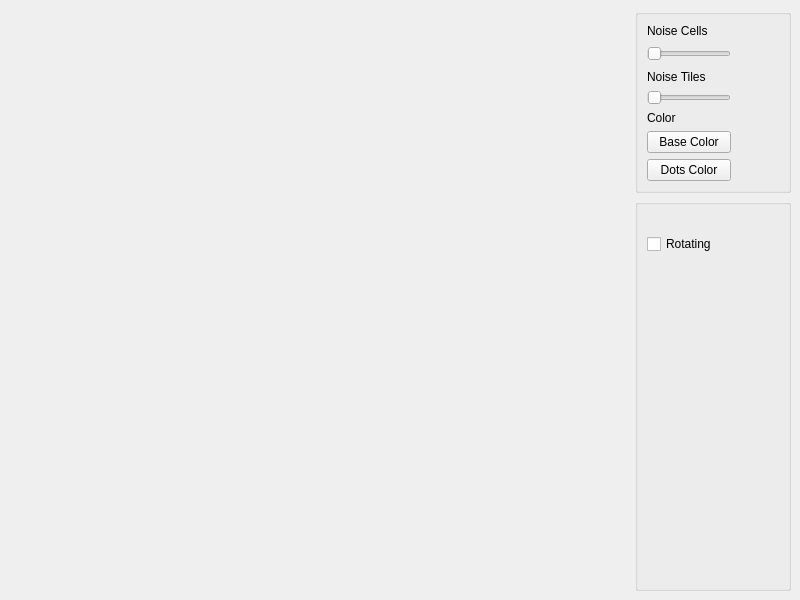
Qt form ui/MainWindow.ui (albelax/TexGen) before a commit.
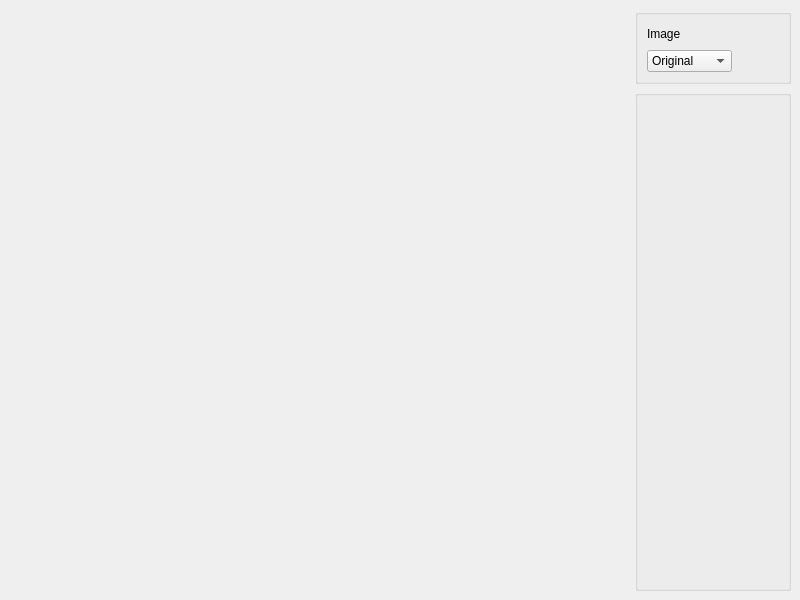
The same form after that commit.

Commit message: added selection of images displayed

```diff
--- a/ui/MainWindow.ui
+++ b/ui/MainWindow.ui
@@ -21,68 +21,41 @@
        <string/>
       </property>
       <layout class="QGridLayout" name="gridLayout">
-       <item row="4" column="2">
+       <item row="2" column="2">
         <widget class="QLabel" name="label_2">
          <property name="text">
-          <string>Color</string>
-         </property>
-        </widget>
-       </item>
-       <item row="6" column="2">
-        <widget class="QPushButton" name="m_dotsColor">
-         <property name="text">
-          <string>Dots Color</string>
+          <string>Image</string>
          </property>
         </widget>
        </item>
        <item row="3" column="2">
-        <widget class="QSlider" name="m_tilesSlider">
-         <property name="maximum">
-          <number>500</number>
+        <widget class="QComboBox" name="m_selectImage">
+         <property name="currentIndex">
+          <number>0</number>
          </property>
-         <property name="orientation">
-          <enum>Qt::Horizontal</enum>
-         </property>
-        </widget>
-       </item>
-       <item row="2" column="2">
-        <widget class="QLabel" name="label_3">
+         <item>
+          <property name="text">
+           <string>Original</string>
+          </property>
+         </item>
+         <item>
          <property name="text">
-          <string>Noise Tiles</string>
-         </property>
-        </widget>
-       </item>
-       <item row="5" column="2">
-        <widget class="QPushButton" name="m_baseColor">
+           <string>Albedo</string>
+          </property>
+         </item>
+         <item>
          <property name="text">
-          <string>Base Color</string>
-         </property>
-        </widget>
-       </item>
-       <item row="0" column="2">
-        <widget class="QLabel" name="label">
+           <string>Shading</string>
+          </property>
+         </item>
+         <item>
          <property name="text">
-          <string>Noise Cells</string>
-         </property>
-        </widget>
-       </item>
-       <item row="1" column="2">
-        <widget class="QSlider" name="m_cellsSlider">
-         <property name="baseSize">
-          <size>
-           <width>0</width>
-           <height>0</height>
-          </size>
-         </property>
-         <property name="maximum">
-          <number>500</number>
-         </property>
-         <property name="orientation">
-          <enum>Qt::Horizontal</enum>
-         </property>
+           <string>Grayscale</string>
+          </property>
+         </item>
         </widget>
        </item>
-       <item row="1" column="3">
+       <item row="2" column="3">
         <spacer name="horizontalSpacer_4">
          <property name="orientation">
           <enum>Qt::Horizontal</enum>
@@ -152,19 +125,6 @@
       </property>
       <layout class="QGridLayout" name="gridLayout_2">
        <item row="1" column="1">
-        <widget class="QCheckBox" name="m_rotating">
-         <property name="enabled">
-          <bool>true</bool>
-         </property>
-         <property name="text">
-          <string>Rotating</string>
-         </property>
-         <property name="tristate">
-          <bool>false</bool>
-         </property>
-        </widget>
-       </item>
-       <item row="2" column="1">
         <spacer name="verticalSpacer">
          <property name="orientation">
           <enum>Qt::Vertical</enum>
```
Left out of the diff: 10 changed lines with no effect on the pictures. Lines whose indentation alone changed are shown as unchanged. The commit also changes 12 other files.
